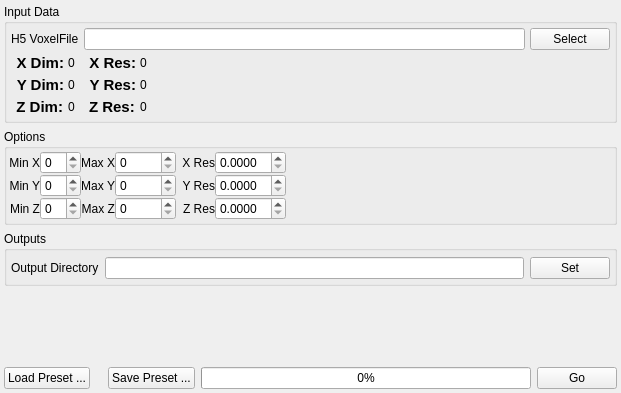
First picture: the form in Source/Plugins/VolumeOps/UI/VolumeOpsWidget.ui, repository BlueQuartzSoftware/DREAM3D, before the edit.
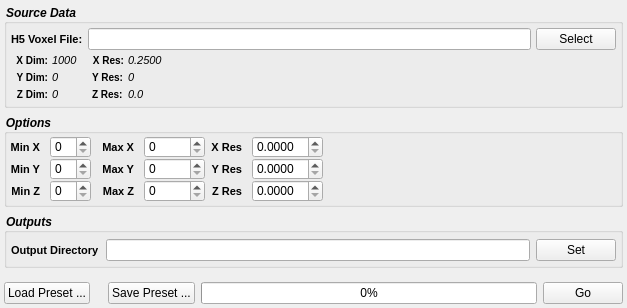
Second picture: the form after the edit. Custom widgets are drawn as their Qt base class.

Patch:
```diff
--- a/Source/Plugins/VolumeOps/UI/VolumeOpsWidget.ui
+++ b/Source/Plugins/VolumeOps/UI/VolumeOpsWidget.ui
@@ -6,8 +6,8 @@
    <rect>
     <x>0</x>
     <y>0</y>
-    <width>621</width>
-    <height>393</height>
+    <width>627</width>
+    <height>308</height>
    </rect>
   </property>
   <property name="sizePolicy">
@@ -23,221 +23,15 @@
    <property name="margin">
     <number>4</number>
    </property>
-   <item row="0" column="0">
-    <widget class="QGroupBox" name="groupBox_3">
-     <property name="title">
-      <string>Input Data</string>
-     </property>
-     <layout class="QGridLayout" name="gridLayout_5">
-      <property name="margin">
-       <number>4</number>
-      </property>
-      <property name="spacing">
-       <number>4</number>
-      </property>
-      <item row="0" column="0" colspan="3">
-       <layout class="QGridLayout" name="gridLayout_2">
-        <property name="horizontalSpacing">
-         <number>5</number>
-        </property>
-        <item row="0" column="0">
-         <widget class="QLabel" name="label">
-          <property name="text">
-           <string>H5 VoxelFile</string>
-          </property>
-         </widget>
-        </item>
-        <item row="0" column="1">
-         <widget class="QFSDropLineEdit" name="m_H5InputFile"/>
-        </item>
-        <item row="0" column="2">
-         <widget class="QPushButton" name="m_H5Btn">
-          <property name="text">
-           <string>Select</string>
-          </property>
-         </widget>
-        </item>
-       </layout>
-      </item>
-      <item row="1" column="0">
-       <layout class="QFormLayout" name="formLayout_3">
-        <property name="leftMargin">
-         <number>5</number>
-        </property>
-        <property name="rightMargin">
-         <number>5</number>
-        </property>
-        <item row="0" column="0">
-         <widget class="QLabel" name="label_13">
-          <property name="font">
-           <font>
-            <pointsize>11</pointsize>
-            <weight>75</weight>
-            <bold>true</bold>
-           </font>
-          </property>
-          <property name="text">
-           <string>X Dim:</string>
-          </property>
-          <property name="alignment">
-           <set>Qt::AlignRight|Qt::AlignTrailing|Qt::AlignVCenter</set>
-          </property>
-         </widget>
-        </item>
-        <item row="0" column="1">
-         <widget class="QLabel" name="m_xDim">
-          <property name="text">
-           <string>0</string>
-          </property>
-         </widget>
-        </item>
-        <item row="1" column="0">
-         <widget class="QLabel" name="label_14">
-          <property name="font">
-           <font>
-            <pointsize>11</pointsize>
-            <weight>75</weight>
-            <bold>true</bold>
-           </font>
-          </property>
-          <property name="text">
-           <string>Y Dim:</string>
-          </property>
-          <property name="alignment">
-           <set>Qt::AlignRight|Qt::AlignTrailing|Qt::AlignVCenter</set>
-          </property>
-         </widget>
-        </item>
-        <item row="1" column="1">
-         <widget class="QLabel" name="m_yDim">
-          <property name="text">
-           <string>0</string>
-          </property>
-         </widget>
-        </item>
-        <item row="2" column="0">
-         <widget class="QLabel" name="label_15">
-          <property name="font">
-           <font>
-            <pointsize>11</pointsize>
-            <weight>75</weight>
-            <bold>true</bold>
-           </font>
-          </property>
-          <property name="text">
-           <string>Z Dim:</string>
-          </property>
-          <property name="alignment">
-           <set>Qt::AlignRight|Qt::AlignTrailing|Qt::AlignVCenter</set>
-          </property>
-         </widget>
-        </item>
-        <item row="2" column="1">
-         <widget class="QLabel" name="m_zDim">
-          <property name="text">
-           <string>0</string>
-          </property>
-         </widget>
-        </item>
-       </layout>
-      </item>
-      <item row="1" column="1">
-       <layout class="QFormLayout" name="formLayout_4">
-        <property name="leftMargin">
-         <number>5</number>
-        </property>
-        <property name="rightMargin">
-         <number>5</number>
-        </property>
-        <item row="0" column="0">
-         <widget class="QLabel" name="label_16">
-          <property name="font">
-           <font>
-            <pointsize>11</pointsize>
-            <weight>75</weight>
-            <bold>true</bold>
-           </font>
-          </property>
-          <property name="text">
-           <string>X Res:</string>
-          </property>
-          <property name="alignment">
-           <set>Qt::AlignRight|Qt::AlignTrailing|Qt::AlignVCenter</set>
-          </property>
-         </widget>
-        </item>
-        <item row="0" column="1">
-         <widget class="QLabel" name="m_XRes">
-          <property name="text">
-           <string>0</string>
-          </property>
-         </widget>
-        </item>
-        <item row="1" column="0">
-         <widget class="QLabel" name="label_17">
-          <property name="font">
-           <font>
-            <pointsize>11</pointsize>
-            <weight>75</weight>
-            <bold>true</bold>
-           </font>
-          </property>
-          <property name="text">
-           <string>Y Res:</string>
-          </property>
-          <property name="alignment">
-           <set>Qt::AlignRight|Qt::AlignTrailing|Qt::AlignVCenter</set>
-          </property>
-         </widget>
-        </item>
-        <item row="1" column="1">
-         <widget class="QLabel" name="m_YRes">
-          <property name="text">
-           <string>0</string>
-          </property>
-         </widget>
-        </item>
-        <item row="2" column="0">
-         <widget class="QLabel" name="m_ZMax_2">
-          <property name="font">
-           <font>
-            <pointsize>11</pointsize>
-            <weight>75</weight>
-            <bold>true</bold>
-           </font>
-          </property>
-          <property name="text">
-           <string>Z Res:</string>
-          </property>
-         </widget>
-        </item>
-        <item row="2" column="1">
-         <widget class="QLabel" name="m_ZRes">
-          <property name="text">
-           <string>0</string>
-          </property>
-         </widget>
-        </item>
-       </layout>
-      </item>
-      <item row="1" column="2">
-       <spacer name="horizontalSpacer_2">
-        <property name="orientation">
-         <enum>Qt::Horizontal</enum>
-        </property>
-        <property name="sizeHint" stdset="0">
-         <size>
-          <width>40</width>
-          <height>20</height>
-         </size>
-        </property>
-       </spacer>
-      </item>
-     </layout>
-    </widget>
-   </item>
    <item row="2" column="0">
     <widget class="QGroupBox" name="groupBox">
+     <property name="styleSheet">
+      <string notr="true">QGroupBox 
+{
+	font-style: italic;font-weight: bold;
+font-size: 12px;
+}</string>
+     </property>
      <property name="title">
       <string>Outputs</string>
      </property>
@@ -261,6 +55,12 @@
        <layout class="QGridLayout" name="gridLayout">
         <item row="0" column="0">
          <widget class="QLabel" name="label_2">
+          <property name="styleSheet">
+           <string notr="true">QLabel {
+font-weight: bold;
+font-size: 11px;
+}</string>
+          </property>
           <property name="text">
            <string>Output Directory</string>
           </property>
@@ -350,6 +150,13 @@
        <verstretch>0</verstretch>
       </sizepolicy>
      </property>
+     <property name="styleSheet">
+      <string notr="true">QGroupBox 
+{
+	font-style: italic;font-weight: bold;
+font-size: 12px;
+}</string>
+     </property>
      <property name="title">
       <string>Options</string>
      </property>
@@ -365,6 +172,9 @@
       </property>
       <item row="0" column="0">
        <layout class="QGridLayout" name="gridLayout_4">
+        <property name="horizontalSpacing">
+         <number>10</number>
+        </property>
         <item row="0" column="1">
          <widget class="QSpinBox" name="m_XMin"/>
         </item>
@@ -397,6 +207,12 @@
         </item>
         <item row="0" column="0">
          <widget class="QLabel" name="label_3">
+          <property name="styleSheet">
+           <string notr="true">QLabel {
+font-weight: bold;
+font-size: 11px;
+}</string>
+          </property>
           <property name="text">
            <string>Min X</string>
           </property>
@@ -407,6 +223,12 @@
         </item>
         <item row="1" column="0">
          <widget class="QLabel" name="label_5">
+          <property name="styleSheet">
+           <string notr="true">QLabel {
+font-weight: bold;
+font-size: 11px;
+}</string>
+          </property>
           <property name="text">
            <string>Min Y</string>
           </property>
@@ -417,6 +239,12 @@
         </item>
         <item row="2" column="0">
          <widget class="QLabel" name="label_6">
+          <property name="styleSheet">
+           <string notr="true">QLabel {
+font-weight: bold;
+font-size: 11px;
+}</string>
+          </property>
           <property name="text">
            <string>Min Z</string>
           </property>
@@ -427,6 +255,12 @@
         </item>
         <item row="2" column="2">
          <widget class="QLabel" name="label_7">
+          <property name="styleSheet">
+           <string notr="true">QLabel {
+font-weight: bold;
+font-size: 11px;
+}</string>
+          </property>
           <property name="text">
            <string>Max Z</string>
           </property>
@@ -437,6 +271,12 @@
         </item>
         <item row="1" column="2">
          <widget class="QLabel" name="label_8">
+          <property name="styleSheet">
+           <string notr="true">QLabel {
+font-weight: bold;
+font-size: 11px;
+}</string>
+          </property>
           <property name="text">
            <string>Max Y</string>
           </property>
@@ -447,6 +287,12 @@
         </item>
         <item row="0" column="2">
          <widget class="QLabel" name="label_9">
+          <property name="styleSheet">
+           <string notr="true">QLabel {
+font-weight: bold;
+font-size: 11px;
+}</string>
+          </property>
           <property name="text">
            <string>Max X</string>
           </property>
@@ -459,8 +305,17 @@
       </item>
       <item row="0" column="1">
        <layout class="QGridLayout" name="gridLayout_6">
+        <property name="horizontalSpacing">
+         <number>10</number>
+        </property>
         <item row="0" column="0">
          <widget class="QLabel" name="label_10">
+          <property name="styleSheet">
+           <string notr="true">QLabel {
+font-weight: bold;
+font-size: 11px;
+}</string>
+          </property>
           <property name="text">
            <string>X Res</string>
           </property>
@@ -478,6 +333,12 @@
         </item>
         <item row="1" column="0">
          <widget class="QLabel" name="label_11">
+          <property name="styleSheet">
+           <string notr="true">QLabel {
+font-weight: bold;
+font-size: 11px;
+}</string>
+          </property>
           <property name="text">
            <string>Y Res</string>
           </property>
@@ -488,6 +349,12 @@
         </item>
         <item row="2" column="0">
          <widget class="QLabel" name="label_12">
+          <property name="styleSheet">
+           <string notr="true">QLabel {
+font-weight: bold;
+font-size: 11px;
+}</string>
+          </property>
           <property name="text">
            <string>Z Res</string>
           </property>
@@ -528,6 +395,361 @@
      </layout>
     </widget>
    </item>
+   <item row="0" column="0">
+    <widget class="QGroupBox" name="groupBox_3">
+     <property name="styleSheet">
+      <string notr="true">QGroupBox 
+{
+	font-style: italic;font-weight: bold;
+font-size: 12px;
+}</string>
+     </property>
+     <property name="title">
+      <string>Source Data</string>
+     </property>
+     <layout class="QGridLayout" name="gridLayout_5">
+      <property name="margin">
+       <number>4</number>
+      </property>
+      <property name="spacing">
+       <number>4</number>
+      </property>
+      <item row="0" column="0" colspan="3">
+       <layout class="QGridLayout" name="gridLayout_2">
+        <property name="horizontalSpacing">
+         <number>5</number>
+        </property>
+        <item row="0" column="0">
+         <widget class="QLabel" name="label">
+          <property name="styleSheet">
+           <string notr="true">QLabel {
+font-weight: bold;
+font-size: 11px;
+}</string>
+          </property>
+          <property name="text">
+           <string>H5 Voxel File:</string>
+          </property>
+         </widget>
+        </item>
+        <item row="0" column="1">
+         <widget class="QFSDropLineEdit" name="m_InputFile"/>
+        </item>
+        <item row="0" column="2">
+         <widget class="QPushButton" name="m_H5Btn">
+          <property name="text">
+           <string>Select</string>
+          </property>
+         </widget>
+        </item>
+       </layout>
+      </item>
+      <item row="1" column="2">
+       <spacer name="horizontalSpacer_2">
+        <property name="orientation">
+         <enum>Qt::Horizontal</enum>
+        </property>
+        <property name="sizeHint" stdset="0">
+         <size>
+          <width>40</width>
+          <height>20</height>
+         </size>
+        </property>
+       </spacer>
+      </item>
+      <item row="1" column="1">
+       <layout class="QFormLayout" name="formLayout_4">
+        <property name="leftMargin">
+         <number>5</number>
+        </property>
+        <property name="rightMargin">
+         <number>5</number>
+        </property>
+        <item row="0" column="0">
+         <widget class="QLabel" name="label_16">
+          <property name="font">
+           <font>
+            <pointsize>-1</pointsize>
+            <weight>75</weight>
+            <bold>true</bold>
+           </font>
+          </property>
+          <property name="styleSheet">
+           <string notr="true">QLabel {
+font-weight: bold;
+font-size: 10px;
+}</string>
+          </property>
+          <property name="text">
+           <string>X Res:</string>
+          </property>
+          <property name="alignment">
+           <set>Qt::AlignRight|Qt::AlignTrailing|Qt::AlignVCenter</set>
+          </property>
+         </widget>
+        </item>
+        <item row="0" column="1">
+         <widget class="QLabel" name="m_XRes">
+          <property name="font">
+           <font>
+            <pointsize>-1</pointsize>
+            <italic>true</italic>
+           </font>
+          </property>
+          <property name="styleSheet">
+           <string notr="true">QLabel {
+	font-size: 11px;
+	font-style: italic;
+}</string>
+          </property>
+          <property name="text">
+           <string>0.2500</string>
+          </property>
+          <property name="scaledContents">
+           <bool>true</bool>
+          </property>
+         </widget>
+        </item>
+        <item row="1" column="0">
+         <widget class="QLabel" name="label_17">
+          <property name="font">
+           <font>
+            <pointsize>-1</pointsize>
+            <weight>75</weight>
+            <bold>true</bold>
+           </font>
+          </property>
+          <property name="styleSheet">
+           <string notr="true">QLabel {
+font-weight: bold;
+font-size: 10px;
+}</string>
+          </property>
+          <property name="text">
+           <string>Y Res:</string>
+          </property>
+          <property name="alignment">
+           <set>Qt::AlignRight|Qt::AlignTrailing|Qt::AlignVCenter</set>
+          </property>
+         </widget>
+        </item>
+        <item row="1" column="1">
+         <widget class="QLabel" name="m_YRes">
+          <property name="font">
+           <font>
+            <pointsize>-1</pointsize>
+            <italic>true</italic>
+           </font>
+          </property>
+          <property name="styleSheet">
+           <string notr="true">QLabel {
+	font-size: 11px;
+	font-style: italic;
+}</string>
+          </property>
+          <property name="text">
+           <string>0</string>
+          </property>
+          <property name="scaledContents">
+           <bool>true</bool>
+          </property>
+         </widget>
+        </item>
+        <item row="2" column="0">
+         <widget class="QLabel" name="m_ZMax_2">
+          <property name="font">
+           <font>
+            <pointsize>-1</pointsize>
+            <weight>75</weight>
+            <bold>true</bold>
+           </font>
+          </property>
+          <property name="styleSheet">
+           <string notr="true">QLabel {
+font-weight: bold;
+font-size: 10px;
+}</string>
+          </property>
+          <property name="text">
+           <string>Z Res:</string>
+          </property>
+         </widget>
+        </item>
+        <item row="2" column="1">
+         <widget class="QLabel" name="m_ZRes">
+          <property name="font">
+           <font>
+            <pointsize>-1</pointsize>
+            <italic>true</italic>
+           </font>
+          </property>
+          <property name="styleSheet">
+           <string notr="true">QLabel {
+	font-size: 11px;
+	font-style: italic;
+}</string>
+          </property>
+          <property name="text">
+           <string>0.0</string>
+          </property>
+          <property name="scaledContents">
+           <bool>true</bool>
+          </property>
+         </widget>
+        </item>
+       </layout>
+      </item>
+      <item row="1" column="0">
+       <layout class="QFormLayout" name="formLayout_3">
+        <property name="fieldGrowthPolicy">
+         <enum>QFormLayout::AllNonFixedFieldsGrow</enum>
+        </property>
+        <property name="leftMargin">
+         <number>5</number>
+        </property>
+        <property name="rightMargin">
+         <number>5</number>
+        </property>
+        <item row="0" column="0">
+         <widget class="QLabel" name="label_13">
+          <property name="font">
+           <font>
+            <pointsize>-1</pointsize>
+            <weight>75</weight>
+            <bold>true</bold>
+           </font>
+          </property>
+          <property name="styleSheet">
+           <string notr="true">QLabel {
+font-weight: bold;
+font-size: 10px;
+}</string>
+          </property>
+          <property name="text">
+           <string>X Dim:</string>
+          </property>
+          <property name="alignment">
+           <set>Qt::AlignRight|Qt::AlignTrailing|Qt::AlignVCenter</set>
+          </property>
+         </widget>
+        </item>
+        <item row="0" column="1">
+         <widget class="QLabel" name="m_XDim">
+          <property name="font">
+           <font>
+            <pointsize>-1</pointsize>
+            <italic>true</italic>
+           </font>
+          </property>
+          <property name="styleSheet">
+           <string notr="true">QLabel {
+	font-size: 11px;
+	font-style: italic;
+}</string>
+          </property>
+          <property name="text">
+           <string>1000</string>
+          </property>
+          <property name="scaledContents">
+           <bool>true</bool>
+          </property>
+         </widget>
+        </item>
+        <item row="1" column="0">
+         <widget class="QLabel" name="label_14">
+          <property name="font">
+           <font>
+            <pointsize>-1</pointsize>
+            <weight>75</weight>
+            <bold>true</bold>
+           </font>
+          </property>
+          <property name="styleSheet">
+           <string notr="true">QLabel {
+font-weight: bold;
+font-size: 10px;
+}</string>
+          </property>
+          <property name="text">
+           <string>Y Dim:</string>
+          </property>
+          <property name="alignment">
+           <set>Qt::AlignRight|Qt::AlignTrailing|Qt::AlignVCenter</set>
+          </property>
+         </widget>
+        </item>
+        <item row="1" column="1">
+         <widget class="QLabel" name="m_YDim">
+          <property name="font">
+           <font>
+            <pointsize>-1</pointsize>
+            <italic>true</italic>
+           </font>
+          </property>
+          <property name="styleSheet">
+           <string notr="true">QLabel {
+	font-size: 11px;
+	font-style: italic;
+}</string>
+          </property>
+          <property name="text">
+           <string>0</string>
+          </property>
+          <property name="scaledContents">
+           <bool>true</bool>
+          </property>
+         </widget>
+        </item>
+        <item row="2" column="0">
+         <widget class="QLabel" name="label_15">
+          <property name="font">
+           <font>
+            <pointsize>-1</pointsize>
+            <weight>75</weight>
+            <bold>true</bold>
+           </font>
+          </property>
+          <property name="styleSheet">
+           <string notr="true">QLabel {
+font-weight: bold;
+font-size: 10px;
+}</string>
+          </property>
+          <property name="text">
+           <string>Z Dim:</string>
+          </property>
+          <property name="alignment">
+           <set>Qt::AlignRight|Qt::AlignTrailing|Qt::AlignVCenter</set>
+          </property>
+         </widget>
+        </item>
+        <item row="2" column="1">
+         <widget class="QLabel" name="m_ZDim">
+          <property name="font">
+           <font>
+            <pointsize>-1</pointsize>
+            <italic>true</italic>
+           </font>
+          </property>
+          <property name="styleSheet">
+           <string notr="true">QLabel {
+	font-size: 11px;
+	font-style: italic;
+}</string>
+          </property>
+          <property name="text">
+           <string>0</string>
+          </property>
+          <property name="scaledContents">
+           <bool>true</bool>
+          </property>
+         </widget>
+        </item>
+       </layout>
+      </item>
+     </layout>
+    </widget>
+   </item>
   </layout>
  </widget>
  <customwidgets>
```
